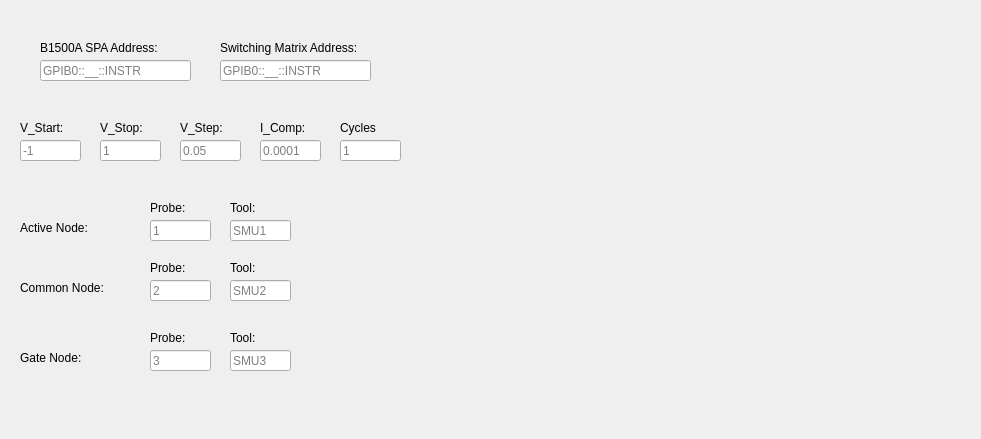
Alexyazdani/GUI_Testing, file DCIV_GUI.ui: the form before one commit.
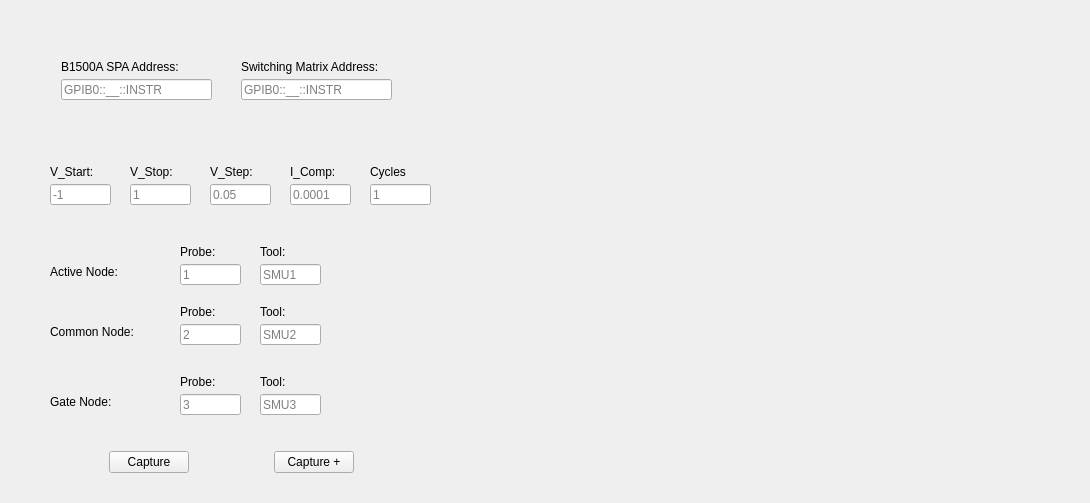
The form after the commit.

```diff
--- a/DCIV_GUI.ui
+++ b/DCIV_GUI.ui
@@ -6,36 +6,175 @@
    <rect>
     <x>0</x>
     <y>0</y>
-    <width>981</width>
-    <height>439</height>
+    <width>1090</width>
+    <height>498</height>
    </rect>
   </property>
   <property name="windowTitle">
    <string>Form</string>
   </property>
+  <layout class="QHBoxLayout" name="horizontalLayout_5">
+   <item>
   <widget class="QWidget" name="widget_3" native="true">
+     <property name="minimumSize">
+      <size>
+       <width>441</width>
+       <height>481</height>
+      </size>
+     </property>
+     <layout class="QVBoxLayout" name="verticalLayout">
+      <item>
+       <spacer name="verticalSpacer_4">
+        <property name="orientation">
+         <enum>Qt::Vertical</enum>
+        </property>
+        <property name="sizeHint" stdset="0">
+         <size>
+          <width>20</width>
+          <height>40</height>
+         </size>
+        </property>
+       </spacer>
+      </item>
+      <item>
+       <widget class="QWidget" name="widget_6" native="true">
+        <layout class="QHBoxLayout" name="horizontalLayout_4">
+         <item>
+          <spacer name="horizontalSpacer_7">
+           <property name="orientation">
+            <enum>Qt::Horizontal</enum>
+           </property>
+           <property name="sizeHint" stdset="0">
+            <size>
+             <width>3</width>
+             <height>20</height>
+            </size>
+           </property>
+          </spacer>
+         </item>
+         <item>
+          <widget class="QWidget" name="widget" native="true">
+           <property name="minimumSize">
+            <size>
+             <width>401</width>
+             <height>81</height>
+            </size>
+           </property>
+           <widget class="QLabel" name="label_2">
    <property name="geometry">
     <rect>
-     <x>10</x>
-     <y>10</y>
-     <width>411</width>
-     <height>421</height>
-    </rect>
-   </property>
+              <x>210</x>
+              <y>20</y>
+              <width>161</width>
+              <height>16</height>
+             </rect>
+            </property>
+            <property name="text">
+             <string>Switching Matrix Address:</string>
+            </property>
+           </widget>
+           <widget class="QLineEdit" name="Switching_Matrix_Address">
+            <property name="geometry">
+             <rect>
+              <x>210</x>
+              <y>40</y>
+              <width>151</width>
+              <height>21</height>
+             </rect>
+            </property>
+            <property name="placeholderText">
+             <string>GPIB0::__::INSTR</string>
+            </property>
+           </widget>
+           <widget class="QLabel" name="label">
+            <property name="geometry">
+             <rect>
+              <x>30</x>
+              <y>20</y>
+              <width>141</width>
+              <height>16</height>
+             </rect>
+            </property>
+            <property name="text">
+             <string>B1500A SPA Address:</string>
+            </property>
+           </widget>
+           <widget class="QLineEdit" name="B1500A_address">
+            <property name="geometry">
+             <rect>
+              <x>30</x>
+              <y>40</y>
+              <width>151</width>
+              <height>21</height>
+             </rect>
+            </property>
+            <property name="text">
+             <string/>
+            </property>
+            <property name="placeholderText">
+             <string>GPIB0::__::INSTR</string>
+            </property>
+           </widget>
+          </widget>
+         </item>
+         <item>
+          <spacer name="horizontalSpacer_6">
+           <property name="orientation">
+            <enum>Qt::Horizontal</enum>
+           </property>
+           <property name="sizeHint" stdset="0">
+            <size>
+             <width>3</width>
+             <height>20</height>
+            </size>
+           </property>
+          </spacer>
+         </item>
+        </layout>
+       </widget>
+      </item>
+      <item>
+       <spacer name="verticalSpacer">
+        <property name="orientation">
+         <enum>Qt::Vertical</enum>
+        </property>
+        <property name="sizeHint" stdset="0">
+         <size>
+          <width>20</width>
+          <height>40</height>
+         </size>
+        </property>
+       </spacer>
+      </item>
+      <item>
+       <widget class="QWidget" name="widget_5" native="true">
    <property name="minimumSize">
     <size>
-     <width>411</width>
-     <height>421</height>
-    </size>
-   </property>
+          <width>441</width>
+          <height>291</height>
+         </size>
+        </property>
+        <layout class="QHBoxLayout" name="horizontalLayout_3">
+         <item>
+          <spacer name="horizontalSpacer_4">
+           <property name="orientation">
+            <enum>Qt::Horizontal</enum>
+           </property>
+           <property name="sizeHint" stdset="0">
+            <size>
+             <width>2</width>
+             <height>20</height>
+            </size>
+           </property>
+          </spacer>
+         </item>
+         <item>
    <widget class="QWidget" name="widget_2" native="true">
-    <property name="geometry">
-     <rect>
-      <x>0</x>
-      <y>100</y>
+           <property name="minimumSize">
+            <size>
       <width>401</width>
-      <height>311</height>
-     </rect>
+             <height>281</height>
+            </size>
     </property>
     <widget class="QLabel" name="label_3">
      <property name="geometry">
@@ -369,88 +508,141 @@
      </property>
     </widget>
    </widget>
-   <widget class="QWidget" name="widget" native="true">
-    <property name="geometry">
-     <rect>
-      <x>0</x>
-      <y>10</y>
+         </item>
+         <item>
+          <spacer name="horizontalSpacer_5">
+           <property name="orientation">
+            <enum>Qt::Horizontal</enum>
+           </property>
+           <property name="sizeHint" stdset="0">
+            <size>
+             <width>2</width>
+             <height>20</height>
+            </size>
+           </property>
+          </spacer>
+         </item>
+        </layout>
+       </widget>
+      </item>
+      <item>
+       <spacer name="verticalSpacer_2">
+        <property name="orientation">
+         <enum>Qt::Vertical</enum>
+        </property>
+        <property name="sizeHint" stdset="0">
+         <size>
+          <width>20</width>
+          <height>6</height>
+         </size>
+        </property>
+       </spacer>
+      </item>
+      <item>
+       <widget class="QWidget" name="widget_4" native="true">
+        <property name="minimumSize">
+         <size>
       <width>401</width>
-      <height>81</height>
-     </rect>
-    </property>
-    <widget class="QLabel" name="label_2">
-     <property name="geometry">
-      <rect>
-       <x>210</x>
-       <y>20</y>
-       <width>161</width>
-       <height>16</height>
-      </rect>
-     </property>
+          <height>41</height>
+         </size>
+        </property>
+        <layout class="QHBoxLayout" name="horizontalLayout">
+         <item>
+          <spacer name="horizontalSpacer_3">
+           <property name="orientation">
+            <enum>Qt::Horizontal</enum>
+           </property>
+           <property name="sizeHint" stdset="0">
+            <size>
+             <width>74</width>
+             <height>20</height>
+            </size>
+           </property>
+          </spacer>
+         </item>
+         <item>
+          <widget class="QPushButton" name="capture_button">
      <property name="text">
-      <string>Switching Matrix Address:</string>
-     </property>
-    </widget>
-    <widget class="QLineEdit" name="Switching_Matrix_Address">
-     <property name="geometry">
-      <rect>
-       <x>210</x>
-       <y>40</y>
-       <width>151</width>
-       <height>21</height>
-      </rect>
-     </property>
-     <property name="placeholderText">
-      <string>GPIB0::__::INSTR</string>
-     </property>
-    </widget>
-    <widget class="QLabel" name="label">
-     <property name="geometry">
-      <rect>
-       <x>30</x>
-       <y>20</y>
-       <width>141</width>
-       <height>16</height>
-      </rect>
-     </property>
+            <string>Capture</string>
+           </property>
+          </widget>
+         </item>
+         <item>
+          <spacer name="horizontalSpacer">
+           <property name="orientation">
+            <enum>Qt::Horizontal</enum>
+           </property>
+           <property name="sizeHint" stdset="0">
+            <size>
+             <width>74</width>
+             <height>20</height>
+            </size>
+           </property>
+          </spacer>
+         </item>
+         <item>
+          <widget class="QPushButton" name="capture_append_button">
      <property name="text">
-      <string>B1500A SPA Address:</string>
-     </property>
-    </widget>
-    <widget class="QLineEdit" name="B1500A_address">
-     <property name="geometry">
-      <rect>
-       <x>30</x>
-       <y>40</y>
-       <width>151</width>
-       <height>21</height>
-      </rect>
-     </property>
-     <property name="text">
-      <string/>
-     </property>
-     <property name="placeholderText">
-      <string>GPIB0::__::INSTR</string>
-     </property>
+            <string>Capture +</string>
+           </property>
+          </widget>
+         </item>
+         <item>
+          <spacer name="horizontalSpacer_2">
+           <property name="orientation">
+            <enum>Qt::Horizontal</enum>
+           </property>
+           <property name="sizeHint" stdset="0">
+            <size>
+             <width>67</width>
+             <height>20</height>
+            </size>
+           </property>
+          </spacer>
+         </item>
+        </layout>
+       </widget>
+      </item>
+      <item>
+       <spacer name="verticalSpacer_3">
+        <property name="orientation">
+         <enum>Qt::Vertical</enum>
+        </property>
+        <property name="sizeHint" stdset="0">
+         <size>
+          <width>20</width>
+          <height>6</height>
+         </size>
+        </property>
+       </spacer>
+      </item>
+     </layout>
     </widget>
-   </widget>
-  </widget>
+   </item>
+   <item>
+    <spacer name="horizontalSpacer_8">
+     <property name="orientation">
+      <enum>Qt::Horizontal</enum>
+     </property>
+     <property name="sizeHint" stdset="0">
+      <size>
+       <width>40</width>
+       <height>20</height>
+      </size>
+     </property>
+    </spacer>
+   </item>
+   <item>
   <widget class="QWidget" name="Plot_Widget" native="true">
-   <property name="geometry">
-    <rect>
-     <x>430</x>
-     <y>10</y>
-     <width>541</width>
-     <height>421</height>
-    </rect>
-   </property>
    <property name="minimumSize">
     <size>
-     <width>541</width>
-     <height>421</height>
+       <width>621</width>
+       <height>481</height>
     </size>
    </property>
   </widget>
+   </item>
+  </layout>
  </widget>
  <resources/>
  <connections/>
```
Lines whose indentation alone changed are shown as unchanged.
